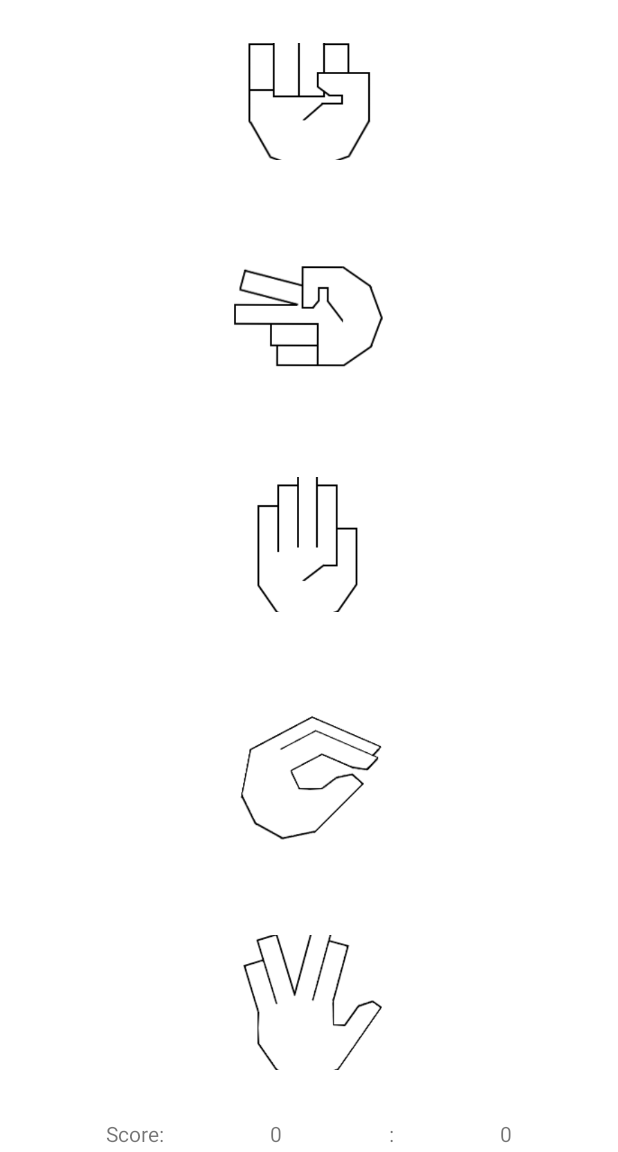
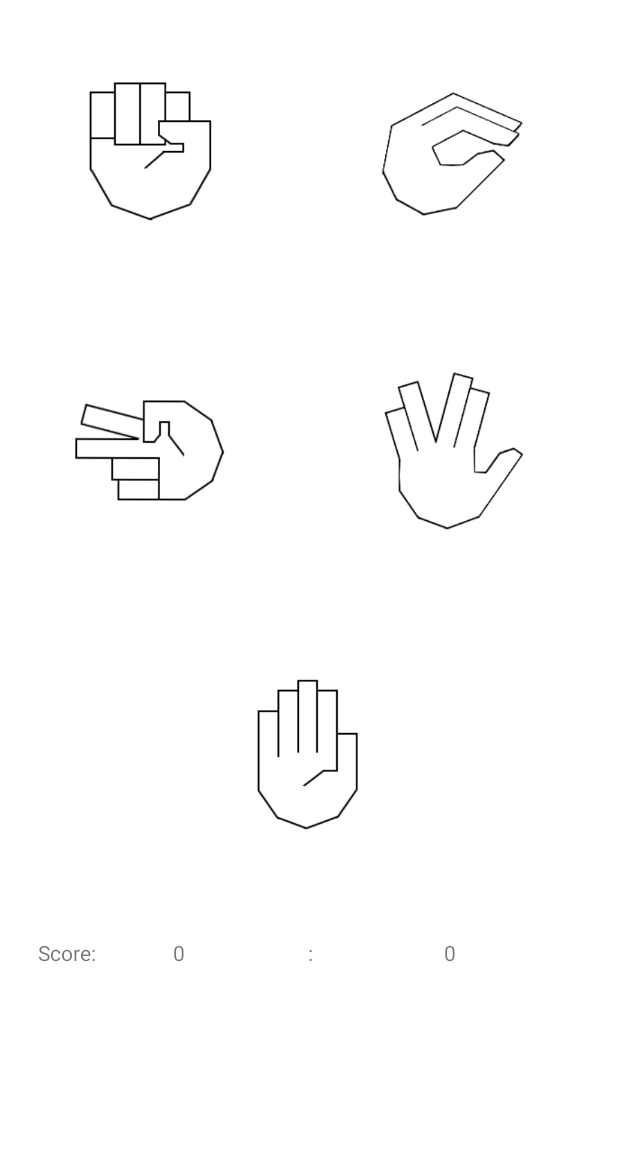
Before and after one commit to ghostwalker18/Rock-Scissors-Paper-Lizard-Spock, an Android app: the MainActivity screen opened directly, with no data from a screen before it, on a phone screen of 412 x 824 dp, the part 84-1236 px from its top. Run offline under Robolectric (Android 15) with nearby library versions, the phone set to English and light mode, and no system bars.

Commit message:
fixed gamescreen

```diff
--- a/app/src/main/res/layout/activity_info.xml
+++ b/app/src/main/res/layout/activity_info.xml
@@ -4,7 +4,6 @@
     android:orientation="vertical"
     android:layout_width="match_parent"
     android:layout_height="match_parent">
-
     <androidx.appcompat.widget.Toolbar
         android:id="@+id/my_toolbar"
         android:layout_width="match_parent"
--- a/app/src/main/res/layout/activity_main.xml
+++ b/app/src/main/res/layout/activity_main.xml
@@ -1,129 +1,118 @@
 <?xml version="1.0" encoding="utf-8"?>
-<androidx.constraintlayout.widget.ConstraintLayout xmlns:android="http://schemas.android.com/apk/res/android"
-    xmlns:app="http://schemas.android.com/apk/res-auto"
+<LinearLayout xmlns:android="http://schemas.android.com/apk/res/android"
     xmlns:tools="http://schemas.android.com/tools"
+    android:orientation="vertical"
     android:layout_width="match_parent"
     android:layout_height="match_parent"
     tools:context=".MainActivity">
 
     <androidx.appcompat.widget.Toolbar
-        app:layout_constraintEnd_toEndOf="parent"
-        app:layout_constraintStart_toStartOf="parent"
-        app:layout_constraintTop_toTopOf="parent"
         android:id="@+id/my_toolbar"
         android:layout_width="match_parent"
         android:layout_height="wrap_content"
         android:background="?attr/colorPrimary"
+        android:logo="@drawable/logo"
         android:minHeight="?attr/actionBarSize"
         android:theme="?attr/actionBarTheme" />
 
+    <GridLayout
+        android:layout_width="match_parent"
+        android:layout_height="wrap_content"
+        android:columnCount="2"
+        android:rowCount="3">
+
         <ImageButton
             android:id="@+id/stoneButton"
-        android:layout_width="210dp"
-        android:layout_height="130dp"
+            android:layout_row="0"
+            android:layout_column="0"
             android:background="@null"
             android:scaleX="0.6"
             android:scaleY="0.6"
-        android:src="@drawable/stone"
-        app:layout_constraintBottom_toTopOf="@+id/scissorsButton"
-        app:layout_constraintEnd_toEndOf="parent"
-        app:layout_constraintHorizontal_bias="0.497"
-        app:layout_constraintStart_toStartOf="parent"
-        app:layout_constraintTop_toBottomOf="@+id/my_toolbar" />
+            android:src="@drawable/stone" />
 
         <ImageButton
             android:id="@+id/scissorsButton"
-        android:layout_width="210dp"
-        android:layout_height="150dp"
+
+            android:layout_row="1"
+            android:layout_column="0"
             android:background="@null"
             android:scaleX="0.6"
             android:scaleY="0.6"
-        android:src="@drawable/scissors"
-        app:layout_constraintBottom_toTopOf="@+id/paperButton"
-        app:layout_constraintEnd_toEndOf="parent"
-        app:layout_constraintHorizontal_bias="0.497"
-        app:layout_constraintStart_toStartOf="parent"
-        app:layout_constraintTop_toBottomOf="@+id/stoneButton"
-        app:layout_constraintVertical_bias="0.5" />
+            android:src="@drawable/scissors" />
 
         <ImageButton
             android:id="@+id/paperButton"
-        android:layout_width="210dp"
-        android:layout_height="150dp"
+
+            android:layout_row="2"
+            android:layout_column="0"
+            android:layout_columnSpan="2"
+            android:layout_gravity="fill"
             android:scaleX="0.6"
             android:scaleY="0.6"
             android:src="@drawable/paper"
-        android:background="@null"
-        app:layout_constraintBottom_toTopOf="@+id/lizardButton"
-        app:layout_constraintEnd_toEndOf="parent"
-        app:layout_constraintHorizontal_bias="0.497"
-        app:layout_constraintStart_toStartOf="parent"
-        app:layout_constraintTop_toBottomOf="@+id/scissorsButton" />
+            android:background="@null" />
+
         <ImageButton
             android:id="@+id/lizardButton"
-        android:layout_width="210dp"
-        android:layout_height="150dp"
+            android:layout_row="0"
+            android:layout_column="1"
+            android:layout_columnSpan="1"
+            android:background="@null"
             android:scaleX="0.6"
             android:scaleY="0.6"
-        android:src="@drawable/lizard"
-        android:background="@null"
-        app:layout_constraintBottom_toTopOf="@+id/spokButton"
-        app:layout_constraintEnd_toEndOf="parent"
-        app:layout_constraintHorizontal_bias="0.497"
-        app:layout_constraintStart_toStartOf="parent"
-        app:layout_constraintTop_toBottomOf="@+id/paperButton" />
+            android:src="@drawable/lizard" />
+
         <ImageButton
             android:id="@+id/spokButton"
-        android:layout_width="210dp"
-        android:layout_height="150dp"
+            android:layout_row="1"
+            android:layout_column="1"
+            android:background="@null"
             android:scaleX="0.6"
             android:scaleY="0.6"
-        android:src="@drawable/spok"
-        android:background="@null"
-        app:layout_constraintBottom_toTopOf="@+id/textView"
-        app:layout_constraintEnd_toEndOf="parent"
-        app:layout_constraintHorizontal_bias="0.497"
-        app:layout_constraintStart_toStartOf="parent"
-        app:layout_constraintTop_toBottomOf="@+id/lizardButton" />
+            android:src="@drawable/spok" />
+    </GridLayout>
+
+    <Space
+        android:layout_width="wrap_content"
+        android:layout_height="wrap_content"/>
+
+    <LinearLayout
+        android:orientation="horizontal"
+        android:layout_width="match_parent"
+        android:layout_height="wrap_content"
+        android:padding="25dp">
 
         <TextView
             android:id="@+id/textView"
-        android:layout_width="wrap_content"
+            android:layout_width="0dp"
             android:layout_height="wrap_content"
-        android:text="@string/score"
-        app:layout_constraintBottom_toBottomOf="parent"
-        app:layout_constraintEnd_toStartOf="@+id/playerScoreTextView"
-        app:layout_constraintStart_toStartOf="parent"
-        app:layout_constraintTop_toBottomOf="@+id/spokButton" />
+            android:layout_weight="1"
+            android:text="@string/score" />
 
         <TextView
             android:id="@+id/playerScoreTextView"
-        android:layout_width="wrap_content"
+            android:layout_width="0dp"
+
             android:layout_height="wrap_content"
-        android:text="0"
-        app:layout_constraintBottom_toBottomOf="parent"
-        app:layout_constraintEnd_toStartOf="@id/textView2"
-        app:layout_constraintStart_toEndOf="@id/textView"
-        app:layout_constraintTop_toBottomOf="@+id/spokButton" />
+            android:layout_weight="1"
+            android:text="0" />
 
         <TextView
             android:id="@+id/textView2"
-        android:layout_width="wrap_content"
+            android:layout_width="0dp"
             android:layout_height="wrap_content"
-        android:text=":"
-        app:layout_constraintStart_toEndOf="@id/playerScoreTextView"
-        app:layout_constraintEnd_toStartOf="@+id/computerScoreTextView"
-        app:layout_constraintBottom_toBottomOf="parent"
-        app:layout_constraintTop_toBottomOf="@+id/spokButton"/>
+            android:layout_weight="1"
+            android:text=":" />
 
         <TextView
             android:id="@+id/computerScoreTextView"
+            android:layout_width="0dp"
+            android:layout_height="wrap_content"
+            android:layout_weight="1"
+            android:text="0" />
+    </LinearLayout>
+
+    <Space
         android:layout_width="wrap_content"
-        android:layout_height="wrap_content"
-        android:text="0"
-        app:layout_constraintBottom_toBottomOf="parent"
-        app:layout_constraintEnd_toEndOf="parent"
-        app:layout_constraintStart_toEndOf="@id/textView2"
-        app:layout_constraintTop_toBottomOf="@+id/spokButton" />
-
-</androidx.constraintlayout.widget.ConstraintLayout>
+        android:layout_height="wrap_content"/>
+</LinearLayout>
```
Lines whose indentation alone changed are shown as unchanged.
